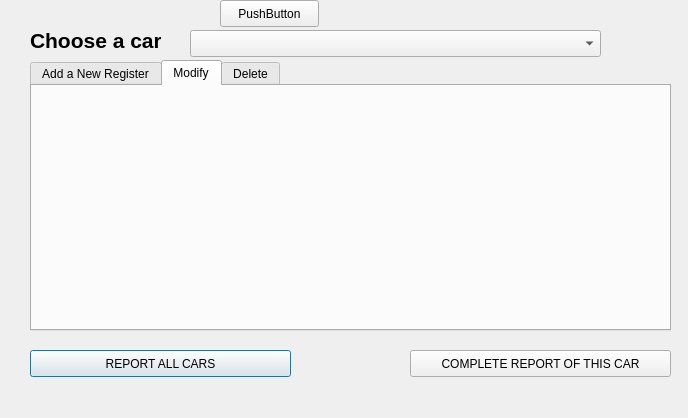
Old version of the form FuelMonitor/savecars.ui in the repository nelcar/Fuel-Monitoring.
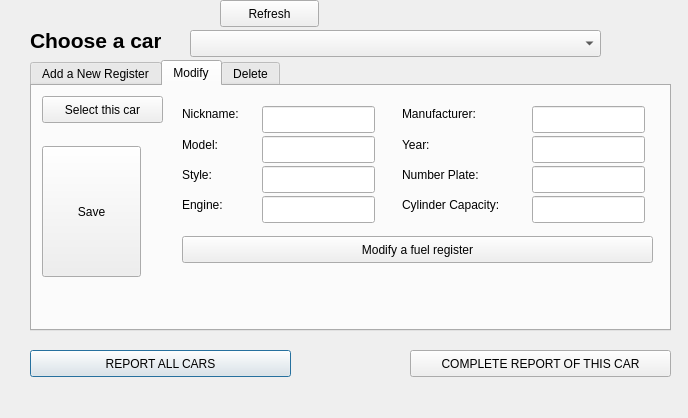
New version of the form. The open tabs and pages were chosen to show the change.

Commit message: GUI modificar y eliminar

Patch:
```diff
--- a/FuelMonitor/savecars.ui
+++ b/FuelMonitor/savecars.ui
@@ -259,6 +259,229 @@
     <attribute name="title">
      <string>Modify</string>
     </attribute>
+    <widget class="QPushButton" name="pushButton_5">
+     <property name="geometry">
+      <rect>
+       <x>10</x>
+       <y>10</y>
+       <width>121</width>
+       <height>27</height>
+      </rect>
+     </property>
+     <property name="text">
+      <string>Select this car</string>
+     </property>
+    </widget>
+    <widget class="QLabel" name="label_6">
+     <property name="geometry">
+      <rect>
+       <x>150</x>
+       <y>20</y>
+       <width>71</width>
+       <height>16</height>
+      </rect>
+     </property>
+     <property name="text">
+      <string>Nickname:</string>
+     </property>
+    </widget>
+    <widget class="QLabel" name="label_7">
+     <property name="geometry">
+      <rect>
+       <x>370</x>
+       <y>20</y>
+       <width>101</width>
+       <height>16</height>
+      </rect>
+     </property>
+     <property name="text">
+      <string>Manufacturer:</string>
+     </property>
+    </widget>
+    <widget class="QLabel" name="label_8">
+     <property name="geometry">
+      <rect>
+       <x>150</x>
+       <y>50</y>
+       <width>61</width>
+       <height>17</height>
+      </rect>
+     </property>
+     <property name="text">
+      <string>Model:</string>
+     </property>
+    </widget>
+    <widget class="QLabel" name="label_9">
+     <property name="geometry">
+      <rect>
+       <x>370</x>
+       <y>50</y>
+       <width>67</width>
+       <height>17</height>
+      </rect>
+     </property>
+     <property name="text">
+      <string>Year:</string>
+     </property>
+    </widget>
+    <widget class="QLabel" name="label_10">
+     <property name="geometry">
+      <rect>
+       <x>150</x>
+       <y>80</y>
+       <width>51</width>
+       <height>17</height>
+      </rect>
+     </property>
+     <property name="text">
+      <string>Style:</string>
+     </property>
+    </widget>
+    <widget class="QLabel" name="label_11">
+     <property name="geometry">
+      <rect>
+       <x>370</x>
+       <y>80</y>
+       <width>101</width>
+       <height>17</height>
+      </rect>
+     </property>
+     <property name="text">
+      <string>Number Plate:</string>
+     </property>
+    </widget>
+    <widget class="QLabel" name="label_12">
+     <property name="geometry">
+      <rect>
+       <x>150</x>
+       <y>110</y>
+       <width>67</width>
+       <height>17</height>
+      </rect>
+     </property>
+     <property name="text">
+      <string>Engine:</string>
+     </property>
+    </widget>
+    <widget class="QLabel" name="label_13">
+     <property name="geometry">
+      <rect>
+       <x>370</x>
+       <y>110</y>
+       <width>131</width>
+       <height>17</height>
+      </rect>
+     </property>
+     <property name="text">
+      <string>Cylinder Capacity:</string>
+     </property>
+    </widget>
+    <widget class="QLineEdit" name="lineEdit">
+     <property name="geometry">
+      <rect>
+       <x>230</x>
+       <y>20</y>
+       <width>113</width>
+       <height>27</height>
+      </rect>
+     </property>
+    </widget>
+    <widget class="QLineEdit" name="lineEdit_2">
+     <property name="geometry">
+      <rect>
+       <x>500</x>
+       <y>20</y>
+       <width>113</width>
+       <height>27</height>
+      </rect>
+     </property>
+    </widget>
+    <widget class="QLineEdit" name="lineEdit_3">
+     <property name="geometry">
+      <rect>
+       <x>230</x>
+       <y>50</y>
+       <width>113</width>
+       <height>27</height>
+      </rect>
+     </property>
+    </widget>
+    <widget class="QLineEdit" name="lineEdit_4">
+     <property name="geometry">
+      <rect>
+       <x>500</x>
+       <y>50</y>
+       <width>113</width>
+       <height>27</height>
+      </rect>
+     </property>
+    </widget>
+    <widget class="QLineEdit" name="lineEdit_5">
+     <property name="geometry">
+      <rect>
+       <x>230</x>
+       <y>80</y>
+       <width>113</width>
+       <height>27</height>
+      </rect>
+     </property>
+    </widget>
+    <widget class="QLineEdit" name="lineEdit_6">
+     <property name="geometry">
+      <rect>
+       <x>500</x>
+       <y>80</y>
+       <width>113</width>
+       <height>27</height>
+      </rect>
+     </property>
+    </widget>
+    <widget class="QLineEdit" name="lineEdit_7">
+     <property name="geometry">
+      <rect>
+       <x>230</x>
+       <y>110</y>
+       <width>113</width>
+       <height>27</height>
+      </rect>
+     </property>
+    </widget>
+    <widget class="QLineEdit" name="lineEdit_8">
+     <property name="geometry">
+      <rect>
+       <x>500</x>
+       <y>110</y>
+       <width>113</width>
+       <height>27</height>
+      </rect>
+     </property>
+    </widget>
+    <widget class="QPushButton" name="pushButton_6">
+     <property name="geometry">
+      <rect>
+       <x>150</x>
+       <y>150</y>
+       <width>471</width>
+       <height>27</height>
+      </rect>
+     </property>
+     <property name="text">
+      <string>Modify a fuel register</string>
+     </property>
+    </widget>
+    <widget class="QPushButton" name="pushButton_7">
+     <property name="geometry">
+      <rect>
+       <x>10</x>
+       <y>60</y>
+       <width>99</width>
+       <height>131</height>
+      </rect>
+     </property>
+     <property name="text">
+      <string>Save</string>
+     </property>
+    </widget>
    </widget>
    <widget class="QWidget" name="tan_3">
     <attribute name="title">
@@ -276,7 +499,7 @@
     </rect>
    </property>
    <property name="text">
-    <string>PushButton</string>
+    <string>Refresh</string>
    </property>
   </widget>
  </widget>
```
Left out of the diff: 2 changed lines with no effect on the pictures. The commit also changes 3 other files.
